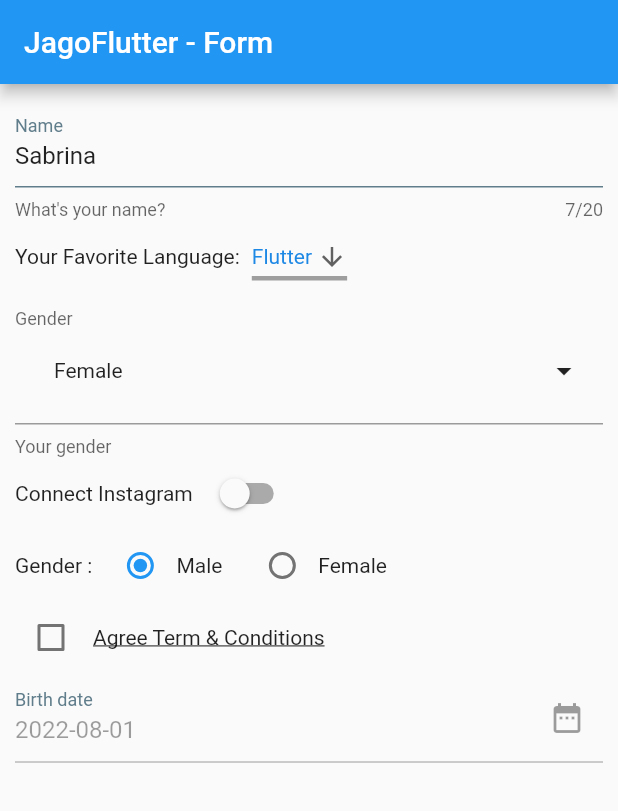
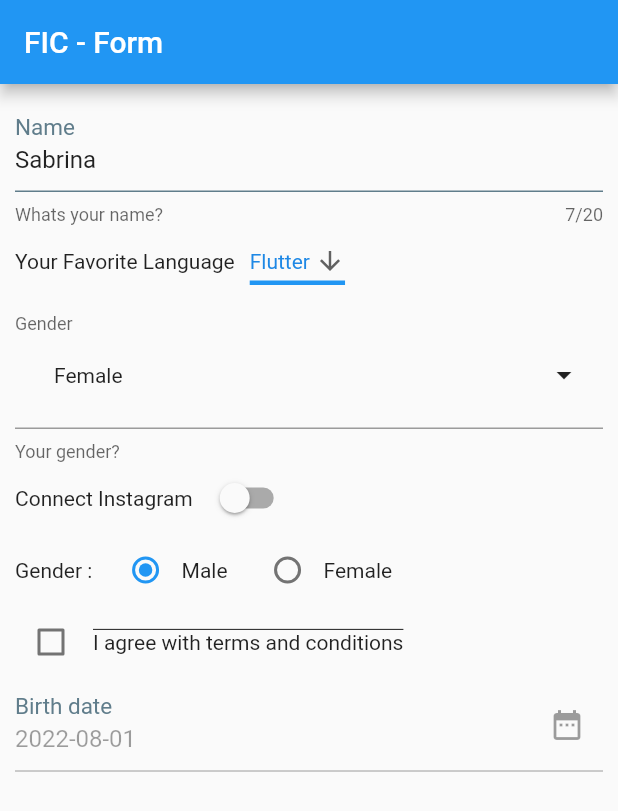
Before and after one commit to zainalsalamun/fic_flutter_basic, a Flutter app: the screen it shows after launch, on a phone screen of 412 x 824 dp. Shown: the top 811 px of the screen. Run offline on Flutter 3.47's test engine with Material 2 defaults, Android fonts, the phone set to English and light mode, and no system bars; our stand-ins replace flutter_svg.

Commit message:
update form widget

```diff
--- a/lib/widget_lesson/basic_form/form_widget.dart
+++ b/lib/widget_lesson/basic_form/form_widget.dart
@@ -1,7 +1,9 @@
 import 'package:flutter/material.dart';
+import 'package:flutter/src/widgets/framework.dart';
+import 'package:flutter/src/widgets/placeholder.dart';
 
 class FormWidget extends StatefulWidget {
-  FormWidget({Key? key}) : super(key: key);
+  const FormWidget({super.key});
 
   @override
   State<FormWidget> createState() => _FormWidgetState();
@@ -16,33 +18,29 @@ class _FormWidgetState extends State<FormWidget> {
   var sex = 'male';
   var isChecked = false;
   TextEditingController textController = TextEditingController(text: 'Sabrina');
-
   @override
   Widget build(BuildContext context) {
     return Scaffold(
       appBar: AppBar(
-        title: const Text('JagoFlutter - Form'),
+        title: const Text("FIC - Form"),
       ),
       body: SingleChildScrollView(
         child: Container(
-          padding: const EdgeInsets.all(10.0),
+          padding: const EdgeInsets.all(10),
           child: Column(
-            crossAxisAlignment: CrossAxisAlignment.start,
             children: [
               TextField(
                 maxLength: 20,
                 controller: textController,
                 decoration: const InputDecoration(
                   labelText: 'Name',
-                  labelStyle: TextStyle(
-                    color: Colors.blueGrey,
-                  ),
+                  labelStyle: TextStyle(fontSize: 20, color: Colors.blueGrey),
                   enabledBorder: UnderlineInputBorder(
                     borderSide: BorderSide(
                       color: Colors.blueGrey,
                     ),
                   ),
-                  helperText: "What's your name?",
+                  helperText: 'Whats your name?',
                 ),
                 onChanged: (value) {},
               ),
@@ -50,10 +48,10 @@ class _FormWidgetState extends State<FormWidget> {
                   crossAxisAlignment: CrossAxisAlignment.center,
                   mainAxisAlignment: MainAxisAlignment.start,
                   children: [
-                  const Text('Your Favorite Language:'),
-                  const SizedBox(
-                    width: 8,
+                    const Text(
+                      'Your Favorite Language',
                     ),
+                    const SizedBox(width: 10),
                     DropdownButton(
                       value: selected,
                       icon: const Icon(Icons.arrow_downward),
@@ -63,66 +61,68 @@ class _FormWidgetState extends State<FormWidget> {
                         decoration: const BoxDecoration(
                             border: Border(
                                 bottom: BorderSide(
-                            color: Colors.grey,
+                          color: Colors.blue,
                           width: 3,
-                          ),
-                        ),
-                      ),
+                        ))),
                       ),
                       items: dropdownList
-                        .map((e) => DropdownMenuItem(value: e, child: Text(e)))
+                          .map((e) => DropdownMenuItem(
+                                value: e,
+                                child: Text(e),
+                              ))
                           .toList(),
                       onChanged: (String? val) {
                         setState(() {
-                        if (val != null) selected = val;
+                          if (val != null) {
+                            selected = val;
+                          }
                         });
                       },
-                  ),
-                ],
-              ),
-              LayoutBuilder(builder: (context, constraint) {
-                List<String> itemStringList = ["Female", "Male"];
-
+                    )
+                  ]),
+              LayoutBuilder(
+                builder: (context, constraints) {
+                  List<String> itemStringList = ['Female', 'Male'];
                   return FormField(
                     initialValue: false,
                     enabled: true,
                     builder: (FormFieldState<bool> field) {
                       return InputDecorator(
                         decoration: InputDecoration(
-                        labelText: "Gender",
+                          labelText: 'Gender',
                           errorText: field.errorText,
-                        helperText: "Your gender",
+                          helperText: 'Your gender?',
                         ),
                         child: DropdownButtonHideUnderline(
                           child: ButtonTheme(
                             alignedDropdown: true,
                             child: DropdownButton<String>(
                               isExpanded: true,
-                            value: "Female",
+                              value: 'Female',
                               icon: Padding(
-                              padding: const EdgeInsets.only(right: 10.0),
-                              child: Icon(
-                                Icons.arrow_drop_down_outlined,
+                                padding: const EdgeInsets.only(right: 10),
+                                child: Icon(Icons.arrow_drop_down_outlined,
                                     size: 24.0,
                                     color: Theme.of(context)
                                         .textTheme
                                         .bodyText1!
-                                    .color,
-                              ),
+                                        .color),
                               ),
                               iconSize: 16,
                               elevation: 16,
                               style: TextStyle(
                                 fontSize: Theme.of(context)
                                     .textTheme
-                                  .bodyText2!
+                                    .bodyText1!
                                     .fontSize,
                                 fontFamily: Theme.of(context)
                                     .textTheme
-                                  .bodyText2!
+                                    .bodyText1!
                                     .fontFamily,
-                              color:
-                                  Theme.of(context).textTheme.bodyText2!.color,
+                                color: Theme.of(context)
+                                    .textTheme
+                                    .bodyText1!
+                                    .color,
                               ),
                               underline: Container(
                                 height: 0,
@@ -130,12 +130,13 @@ class _FormWidgetState extends State<FormWidget> {
                               ),
                               onChanged: (String? newValue) {},
                               items: itemStringList
-                                .map<DropdownMenuItem<String>>((String value) {
+                                  .map<DropdownMenuItem<String>>(
+                                      (String value) {
                                 return DropdownMenuItem<String>(
                                   value: value,
                                   child: Padding(
                                     padding: const EdgeInsets.symmetric(
-                                      horizontal: 10.0),
+                                        horizontal: 10),
                                     child: Text(
                                       value,
                                     ),
@@ -148,7 +149,8 @@ class _FormWidgetState extends State<FormWidget> {
                       );
                     },
                   );
-              }),
+                },
+              ),
               Row(
                 children: [
                   const Text('Connect Instagram'),
@@ -163,13 +165,11 @@ class _FormWidgetState extends State<FormWidget> {
                             isOn = val;
                           });
                         }
-                    },
-                  ),
+                      })
                 ],
               ),
-              Row(
-                children: [
-                  const Text('Gender :'),
+              Row(children: [
+                const Text('Gender : '),
                 const SizedBox(
                   width: 8,
                 ),
@@ -181,9 +181,7 @@ class _FormWidgetState extends State<FormWidget> {
                       groupValue: sex,
                       onChanged: (String? val) {
                         setState(() {
-                            if (val != null) {
-                              sex = val;
-                            }
+                          sex = val!;
                         });
                       },
                     ),
@@ -201,23 +199,19 @@ class _FormWidgetState extends State<FormWidget> {
                         groupValue: sex,
                         onChanged: (String? val) {
                           setState(() {
-                            if (val != null) {
-                              sex = val;
-                            }
+                            sex = val!;
                           });
-                        },
-                      ),
+                        }),
                     const Text('Female'),
                   ],
-                  ),
-                ],
-              ),
+                )
+              ]),
               Row(
                 children: [
                   Checkbox(
                     value: isChecked,
                     activeColor: Colors.blue,
-                    onChanged: (val) {
+                    onChanged: (bool? val) {
                       setState(() {
                         if (val != null) {
                           isChecked = val;
@@ -229,11 +223,11 @@ class _FormWidgetState extends State<FormWidget> {
                     width: 4,
                   ),
                   const Text(
-                    'Agree Term & Conditions',
+                    'I agree with terms and conditions',
                     style: TextStyle(
-                      decoration: TextDecoration.underline,
+                      decoration: TextDecoration.overline,
                     ),
-                  ),
+                  )
                 ],
               ),
               InkWell(
@@ -242,9 +236,8 @@ class _FormWidgetState extends State<FormWidget> {
                       context: context,
                       initialDate: DateTime.now(),
                       firstDate: DateTime(2000),
-                    lastDate: DateTime(2100),
-                  );
-                  debugPrint("pickedDate: $pickedDate");
+                      lastDate: DateTime(2100));
+                  debugPrint('pickedDate: $pickedDate');
                 },
                 child: TextFormField(
                   initialValue: '2022-08-01',
@@ -252,20 +245,18 @@ class _FormWidgetState extends State<FormWidget> {
                   enabled: false,
                   decoration: const InputDecoration(
                     labelText: 'Birth date',
-                    labelStyle: TextStyle(
-                      color: Colors.blueGrey,
-                    ),
+                    labelStyle: TextStyle(fontSize: 20, color: Colors.blueGrey),
                     enabledBorder: UnderlineInputBorder(
                       borderSide: BorderSide(
                         color: Colors.blueGrey,
                       ),
                     ),
                     suffixIcon: Icon(Icons.date_range),
-                    helperText: "What's your birth date?",
+                    helperText: 'What is your birth date?',
                   ),
                   onChanged: (value) {},
                 ),
-              ),
+              )
             ],
           ),
         ),
```
Lines whose indentation alone changed are shown as unchanged.
